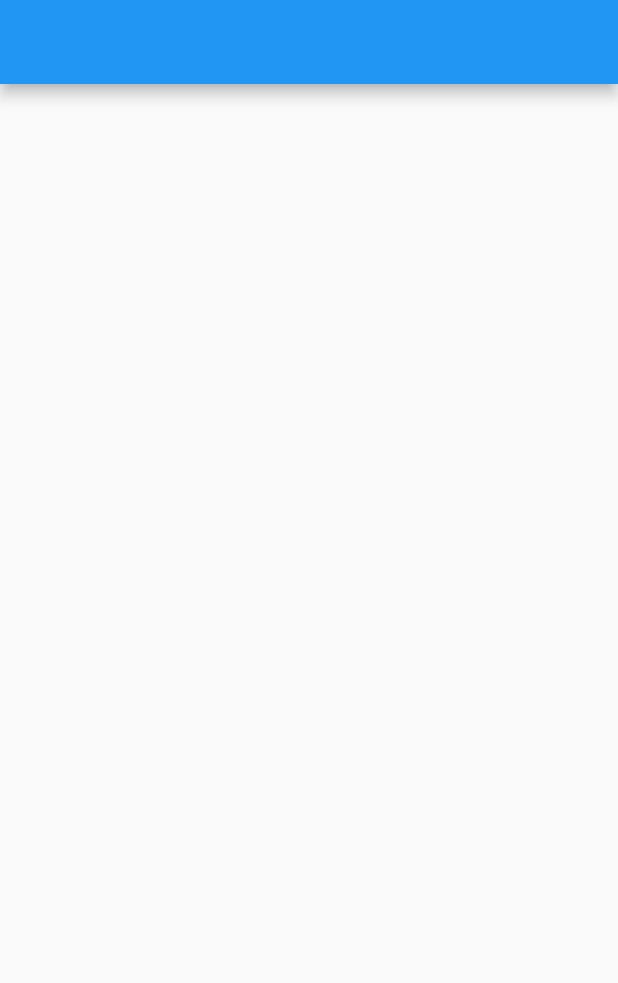
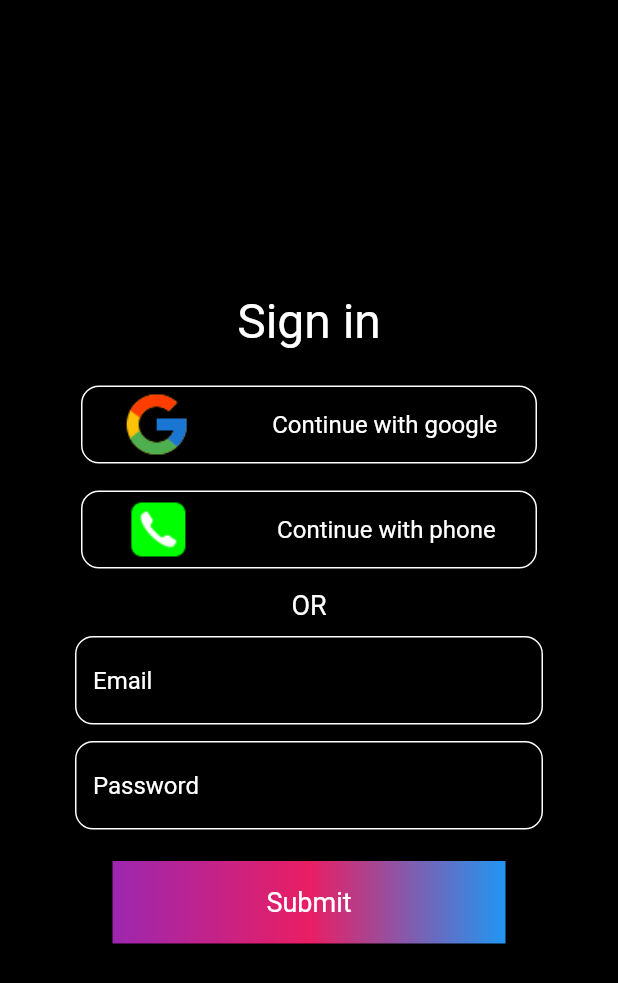
Before and after one commit to tanvirulislam/signIn_firebase, a Flutter app: the screen it shows after launch, on a phone screen of 412 x 824 dp. Shown: the top 983 px of the screen. Run offline on Flutter 3.47's test engine with Material 2 defaults, Android fonts, the phone set to English and light mode, and no system bars.

Commit message:
create sign in page

```diff
--- a/lib/main.dart
+++ b/lib/main.dart
@@ -1,31 +1,171 @@
 // ignore_for_file: prefer_const_constructors
+
 
 import 'package:flutter/material.dart';
 
 void main() {
-  runApp(
-    MaterialApp(
-      home:  MyApp(),
-    )
-  );
+  runApp(MaterialApp(
+    home: MyApp(),
+    debugShowCheckedModeBanner: false,
+    routes: {
+      '/welcome' : (context) => Newpage(),
+    },
+  ));
 }
 
 class MyApp extends StatefulWidget {
-  const MyApp({ Key? key }) : super(key: key);
+  const MyApp({Key? key}) : super(key: key);
 
   @override
   _MyAppState createState() => _MyAppState();
 }
 
 class _MyAppState extends State<MyApp> {
+  Widget buttonItem(String imagePath, String buttonName) {
+    return Container(
+      height: 60,
+      width: MediaQuery.of(context).size.width - 100,
+      child: Card(
+        shape: RoundedRectangleBorder(
+          side: BorderSide(color: Colors.white),
+          borderRadius: BorderRadius.circular(12),
+        ),
+        color: Colors.transparent,
+        child: Row(
+          mainAxisAlignment: MainAxisAlignment.spaceAround,
+          children: [
+            Image.asset(imagePath),
+            Text(
+              buttonName,
+              style: TextStyle(
+                fontSize: 16,
+                color: Colors.white,
+              ),
+            ),
+          ],
+        ),
+      ),
+    );
+  }
+
+  Widget textItem(String textLabel) {
+    return Container(
+      width: MediaQuery.of(context).size.width - 100,
+      height: 60,
+      child: TextFormField(
+        decoration: InputDecoration(
+          // labelText: 'Name',
+          hintText: textLabel,
+          hintStyle: TextStyle(color: Colors.white),
+          filled: true,
+          fillColor: Colors.black,
+          enabledBorder: OutlineInputBorder(
+              borderSide: BorderSide(color: Colors.white),
+              borderRadius: BorderRadius.circular(12)),
+          focusedBorder: OutlineInputBorder(
+              borderSide: BorderSide(color: Colors.orange),
+              borderRadius: BorderRadius.circular(12)),
+        ),
+      ),
+    );
+  }
+
   @override
   Widget build(BuildContext context) {
     return Scaffold(
-      appBar: AppBar(),
+      // appBar: AppBar(
+      //   title: Text('Sign in'),
+      //   centerTitle: true,
+      // ),
+      // drawer: Drawer(),
       body: SingleChildScrollView(
-        child: Column(),
+        child: Container(
+          color: Colors.black,
+          width: MediaQuery.of(context).size.width,
+          height: MediaQuery.of(context).size.height,
+          child: Column(
+            mainAxisAlignment: MainAxisAlignment.center,
+            // ignore: prefer_const_literals_to_create_immutables
+            children: [
+              Text(
+                'Sign in',
+                style: TextStyle(
+                  color: Colors.white,
+                  fontSize: 32,
+                ),
+              ),
+              SizedBox(
+                height: 20,
+              ),
+              buttonItem('assets/google.png', 'Continue with google'),
+              SizedBox(
+                height: 10,
+              ),
+              buttonItem('assets/phone.png', 'Continue with phone'),
+              Padding(
+                padding: const EdgeInsets.symmetric(vertical: 10),
+                child: Text(
+                  'OR',
+                  style: TextStyle(
+                    color: Colors.white,
+                    fontSize: 18,
+                  ),
+                ),
+              ),
+              textItem('Email'),
+              SizedBox(
+                height: 10,
+              ),
+              textItem('Password'),
+              SizedBox(
+                height: 20,
+              ),
+              InkWell(
+                onTap: () {
+                  Navigator.pushNamed(context, '/welcome');
+                },
+                child: Container(
+                  width: MediaQuery.of(context).size.width - 150,
+                  height: 55,
+                  decoration: BoxDecoration(
+                    gradient: LinearGradient(
+                      // ignore: prefer_const_literals_to_create_immutables
+                      colors: [Colors.purple, Colors.pink, Colors.blue],
+                    ),
+                  ),
+                  child: Center(
+                    child: Text(
+                      'Submit',
+                      style: TextStyle(
+                        color: Colors.white,
+                        fontSize: 18,
+                      ),
+                    ),
+                  ),
+                ),
+              )
+            ],
+          ),
+        ),
       ),
-
     );
   }
 }
+
+class Newpage extends StatelessWidget {
+  const Newpage({Key? key}) : super(key: key);
+
+  @override
+  Widget build(BuildContext context) {
+    return Scaffold(
+      body: Center(
+        child: Text(
+          'Welcome',
+          style: TextStyle(
+            fontSize: 38,
+          ),
+        ),
+      ),
+    );
+  }
+}
--- a/pubspec.yaml
+++ b/pubspec.yaml
@@ -58,8 +58,8 @@ flutter:
   uses-material-design: true
 
   # To add assets to your application, add an assets section, like this:
-  # assets:
-  #   - images/a_dot_burr.jpeg
+  assets:
+    - assets/
   #   - images/a_dot_ham.jpeg
 
   # An image asset can refer to one or more resolution-specific "variants", see
```
Also changed, not shown: assets/google.png (added), assets/phone.png (added).
